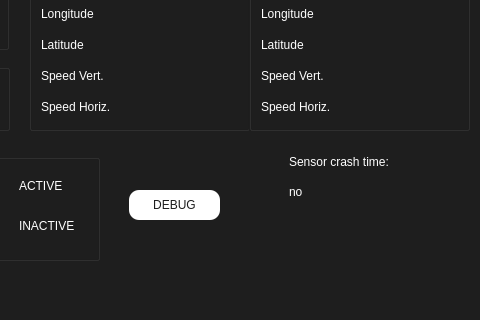
Qt form UI/GS2023.ui (MorgesHAB/ERT2023GS) before a commit; both pictures show x 731 to 1211 and y 590 to 910 of the 1211 by 910 pixel window.
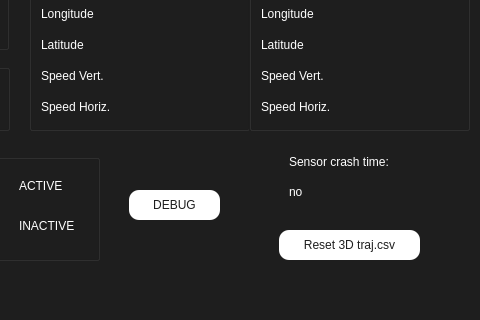
The same form after that commit. Icons and pictures are not drawn.

Commit message: new gui and 3D traj output

Diff of the .ui file:
```diff
--- a/UI/GS2023.ui
+++ b/UI/GS2023.ui
@@ -812,7 +812,7 @@
      </property>
      <property name="geometry">
       <rect>
-       <x>30</x>
+       <x>20</x>
        <y>40</y>
        <width>691</width>
        <height>471</height>
@@ -3070,6 +3070,42 @@
      <string>&lt;html&gt;&lt;head/&gt;&lt;body&gt;&lt;p&gt;&lt;span style=&quot; font-size:11pt;&quot;&gt;m&lt;/span&gt;&lt;/p&gt;&lt;/body&gt;&lt;/html&gt;</string>
     </property>
    </widget>
+   <widget class="QPushButton" name="reset_traj_button">
+    <property name="geometry">
+     <rect>
+      <x>1010</x>
+      <y>820</y>
+      <width>141</width>
+      <height>30</height>
+     </rect>
+    </property>
+    <property name="styleSheet">
+     <string notr="true">QPushButton{
+color: rgb(30, 30, 30);
+font: 9pt &quot;Verdana&quot;;
+border-radius: 10px;
+background: white;
+}
+QPushButton:hover {
+font: 700 9pt &quot;Verdana&quot;;
+}
+QPushButton:pressed {
+font: 700 9pt &quot;Verdana&quot;;
+color: white;
+background: transparent;
+border: 3px  solid white;
+}
+
+QPushButton:focus{
+border: none;
+}
+
+</string>
+    </property>
+    <property name="text">
+     <string>Reset 3D traj.csv</string>
+    </property>
+   </widget>
    <zorder>groupBox_3</zorder>
    <zorder>groupBox_2</zorder>
    <zorder>label_11</zorder>
```
Left out of the diff: 1 changed line with no effect on the pictures. The commit also changes 2 other files.
